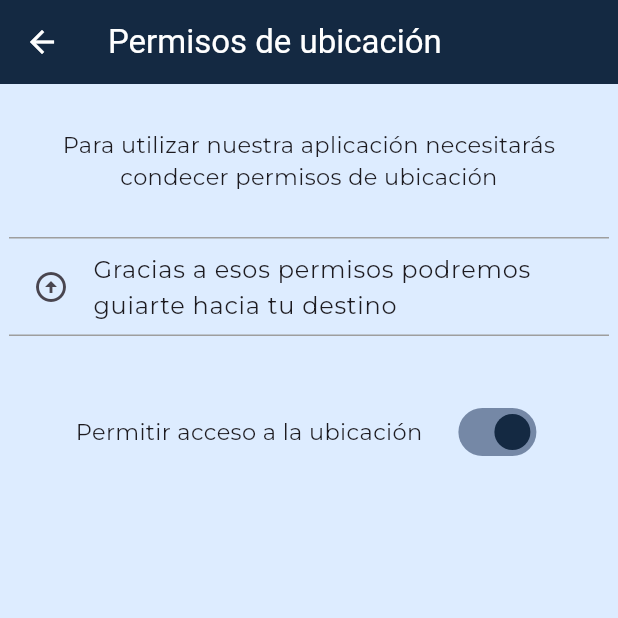
After one commit to AngelDCS23/NeverLost, a Flutter app: the Ubicacion screen opened by its route, on a phone screen of 412 x 824 dp, the top half of it. The commit adds this screen. Run offline on Flutter 3.47's test engine with Material 3 defaults, Android fonts, the phone set to English and light mode, and no system bars; our stand-ins replace animated_bottom_navigation_bar, flutter_svg, geolocator, google_fonts, google_maps_flutter, loading_animation_widget and 2 more; missing offline and left inert: qr_code_scanner.

Commit message:
implmentación de funcionalidad de botón para permisos de ubicación

```diff
--- a/lib/main.dart
+++ b/lib/main.dart
@@ -5,6 +5,7 @@ import 'package:neverlost/olvidoContra.dart';
 import 'package:neverlost/tutorial2.dart';
 import 'package:neverlost/menu.dart';
 import 'package:neverlost/registro.dart';
+import 'package:neverlost/ubicacion.dart';
 
 void main() {
   runApp(MaterialApp(
@@ -16,6 +17,7 @@ void main() {
       '/registro':(context) => Registro(),
       '/inicioSesion':(context) => InicioSesion(),
       '/olvidoContra':(context) => OlvidoContra(),
+      '/ubicacion':(context) => Ubicacion(),
     },
   ));
 }
--- a/lib/menu.dart
+++ b/lib/menu.dart
@@ -5,9 +5,11 @@ import 'package:flutter/material.dart';
 import 'package:google_fonts/google_fonts.dart';
 import 'package:neverlost/constants.dart';
 import 'package:animated_bottom_navigation_bar/animated_bottom_navigation_bar.dart';
+import 'package:permission_handler/permission_handler.dart';
 import 'package:qr_code_scanner/qr_code_scanner.dart';
 import 'package:google_maps_flutter/google_maps_flutter.dart';
 import 'package:geolocator/geolocator.dart';
+// import 'package:animations/animations.dart';
 
 class menu extends StatefulWidget {
   @override
@@ -32,13 +34,48 @@ class _Menu extends State<menu> {
   }
 
   late Stream<Position> _positionStream;
+  // ignore: unused_field
   String _locationMessage = '';
   Set<Marker> _markers = {};
   Set<Polygon> _polygons = {};
 
+// En teoria esto tendría que nmotificar si tiene los permisos o no. Pero no hace nada jajajaja
+//   Future<AlertDialog> alerta() async{
+//     var status = await Permission.location.status;
+//   if(status.isDenied){
+//     return AlertDialog(
+//       actions: [
+//         TextButton(
+//           onPressed: (){
+//           Navigator.of(context).pop();
+//         },
+//         child: Text('Cerrar'),
+//         )
+//       ],
+//       title: Text('Error en permisos'),
+//       contentPadding: EdgeInsets.all(20),
+//       content: Text('No tienes los permisos de ubicación activados, si quiere utilizar el mapa tendrá que activarlo desde los ajustes de la aplicación'),
+//     );
+//   }
+//   return AlertDialog(
+//       actions: [
+//         TextButton(
+//           onPressed: (){
+//           Navigator.of(context).pop();
+//         },
+//         child: Text('Cerrar'),
+//         )
+//       ],
+//       title: Text('Todo Bien'),
+//       contentPadding: EdgeInsets.all(20),
+//       content: Text('asdasdas'),
+//     );
+//   }
+
     @override
     void initState() {
       super.initState();
+      // alerta();
       _positionStream = Geolocator.getPositionStream(
         locationSettings: AndroidSettings(
           accuracy: LocationAccuracy.high,
@@ -336,6 +373,9 @@ class _Menu extends State<menu> {
                                   style:  GoogleFonts.montserrat(
                                     color: Constantes.backgroundColor,
                                   ),),
+                                  onTap: (){
+                                    Navigator.pushNamed(context, '/ubicacion');
+                                  },
                         ),
                          ListTile(
                           leading: Icon(Icons.turned_in,
--- a/lib/tutorial2.dart
+++ b/lib/tutorial2.dart
@@ -266,7 +266,8 @@ class _tutorial2 extends State<tutorial2> {
                 ),
                 Spacer(),
                 Padding(padding: const EdgeInsets.symmetric(horizontal: 24),
-                child: ElevatedButton(onPressed: incrementar,
+                child: ElevatedButton(
+                  onPressed: incrementar,
                 style: ButtonStyle(
                   backgroundColor: MaterialStateProperty.all<Color>(colorBotones(selectedPage)),
                 ),
--- /dev/null
+++ b/lib/ubicacion.dart
@@ -0,0 +1,123 @@
+import 'package:flutter/material.dart';
+import 'package:google_fonts/google_fonts.dart';
+import 'package:permission_handler/permission_handler.dart';
+import 'constants.dart';
+
+class Ubicacion extends StatefulWidget {
+  @override
+  _UbicacionState createState() => _UbicacionState();
+}
+
+class _UbicacionState extends State<Ubicacion> {
+bool isSwitched = false;
+
+  @override
+  void initState() {
+    super.initState();
+    permisos();
+  }
+
+void permisos() async{
+  var status = await Permission.location.status;
+  if(status.isGranted){
+    setState(() {
+      isSwitched = true;
+    });
+  }else{
+    setState(() {
+      isSwitched = false;
+    });
+  }
+}
+
+  @override
+  Widget build(BuildContext context) {
+    return Scaffold(
+      appBar: AppBar(
+        iconTheme: IconThemeData(color: Colors.white),
+        backgroundColor: Constantes.backgroundColor,
+        title: Text('Permisos de ubicación',
+        style: TextStyle(
+          color: Colors.white
+        ),),
+      ),
+      body: Center(
+        child: Column(
+          children: <Widget>[
+            Padding(padding: EdgeInsets.symmetric(vertical: 30),
+            child: Container(
+              width: 350,
+              child: Text('Para utilizar nuestra aplicación necesitarás condecer permisos de ubicación',
+              style: GoogleFonts.montserrat(
+                fontSize: 15,
+              ),
+              textAlign: TextAlign.center,),
+            )
+             ),
+             Container(
+              width: 400,
+              decoration: BoxDecoration(
+                border: Border(
+                  top: BorderSide(color: Colors.grey), // Línea superior
+                  bottom: BorderSide(color: Colors.grey), // Línea inferior
+                ),
+              ),
+              child: ListTile(
+                leading: Icon(Icons.arrow_circle_up),
+                title: Text(
+                  'Gracias a esos permisos podremos guiarte hacia tu destino',
+                  textAlign: TextAlign.left,
+                  style: GoogleFonts.montserrat(),
+                ),
+              ),
+             ),
+             Padding(padding: EdgeInsets.symmetric(vertical: 40),
+             child: Container(
+              width: 400,
+              child:  Row(
+                mainAxisAlignment: MainAxisAlignment.center,
+              children: <Widget>[
+                Text('Permitir acceso a la ubicación',
+                style: GoogleFonts.montserrat(
+                  fontSize: 15
+                ),),
+                SizedBox(
+                  width: 20,
+                ),
+                Switch(value: isSwitched
+                ,
+                onChanged: (value) async {
+                if (value) {
+                  var status = await Permission.location.request();
+                  if (status.isGranted) {
+                    setState(() {
+                      isSwitched = value;
+                    });
+                  } else {
+                    // El usuario denegó el permiso de ubicación
+                    setState(() {
+                      isSwitched = !value;
+                    });
+                  }
+                } else {
+                  setState(() {
+                    isSwitched = value;
+                  });
+                }
+              },
+                activeColor: Constantes.backgroundColor, // Color del botón cuando está activo
+                inactiveTrackColor: Colors.grey, // Color de la pista cuando está inactivo
+                activeTrackColor: Constantes.blue2, // Color de la pista cuando está activo
+                inactiveThumbColor: Constantes.backgroundColor, // Color del botón cuando está inactivo
+                ),
+              ],
+             ),
+             ),),
+
+          ],
+        ),
+      ),
+      backgroundColor: Constantes.blueSky,
+    );
+  }
+}
--- a/pubspec.yaml
+++ b/pubspec.yaml
@@ -44,6 +44,7 @@ dependencies:
   google_maps_flutter: ^2.6.1
   geolocator: ^11.0.0
   permission_handler: ^11.3.1
+  animations: ^2.0.11
 
 
 dev_dependencies:
```
Also changed, not shown: pubspec.lock.
